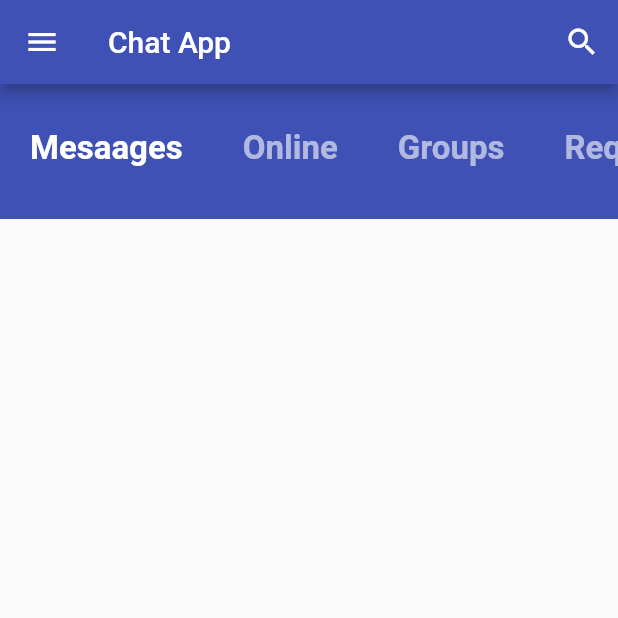
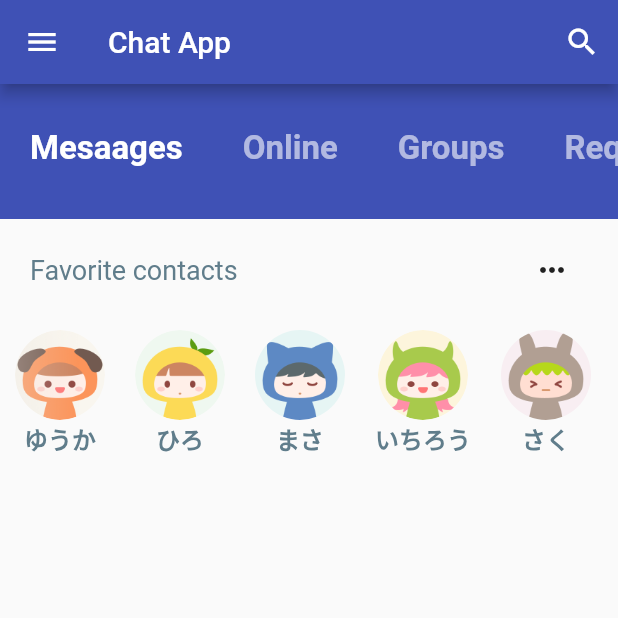
Before and after one commit to ramtiga/chat_ui, a Flutter app: the screen it shows after launch, on a phone screen of 412 x 824 dp, the top half of it. Run offline on Flutter 3.47's test engine with Material 2 defaults, Android fonts, the phone set to English and light mode, and no system bars; our stand-ins replace flutter_hooks, hooks_riverpod.

Commit message:
Add favorite

```diff
--- a/lib/models/message.dart
+++ b/lib/models/message.dart
@@ -11,24 +11,20 @@ class Message {
 }
 
 final User currentUser =
-    User(id: 0, name: 'Current User', imageUrl: 'assets/images/user0.jpg');
+    User(id: 0, name: 'Current User', imageUrl: 'assets/images/user0.png');
 
-final User user1 =
-    User(id: 1, name: 'User1', imageUrl: 'assets/images/user1.jpg');
+final User user1 = User(id: 1, name: 'まさ', imageUrl: 'assets/images/user1.png');
 final User user2 =
-    User(id: 2, name: 'User2', imageUrl: 'assets/images/user2.jpg');
+    User(id: 2, name: 'ゆうか', imageUrl: 'assets/images/user2.png');
 final User user3 =
-    User(id: 3, name: 'User3', imageUrl: 'assets/images/user3.jpg');
+    User(id: 3, name: 'たろう', imageUrl: 'assets/images/user3.png');
 final User user4 =
-    User(id: 4, name: 'User4', imageUrl: 'assets/images/user4.jpg');
-final User user5 =
-    User(id: 5, name: 'User5', imageUrl: 'assets/images/user5.jpg');
-final User user6 =
-    User(id: 6, name: 'User6', imageUrl: 'assets/images/user6.jpg');
-final User user7 =
-    User(id: 7, name: 'User7', imageUrl: 'assets/images/user7.jpg');
+    User(id: 4, name: 'いちろう', imageUrl: 'assets/images/user4.png');
+final User user5 = User(id: 5, name: 'ひろ', imageUrl: 'assets/images/user5.png');
+final User user6 = User(id: 6, name: 'さく', imageUrl: 'assets/images/user6.png');
+final User user7 = User(id: 7, name: 'まい', imageUrl: 'assets/images/user7.png');
 
-List<User> favorites = [user2, user5, user1, user7];
+List<User> favorites = [user2, user5, user1, user4, user6, user7];
 
 List<Message> chats = [
   Message(
--- /dev/null
+++ b/lib/pages/chat.dart
@@ -0,0 +1,9 @@
+import 'package:flutter/material.dart';
+import 'package:flutter_hooks/flutter_hooks.dart';
+
+class ChatPage extends HookWidget {
+  @override
+  Widget build(BuildContext context) {
+    return Scaffold();
+  }
+}
--- a/lib/pages/home.dart
+++ b/lib/pages/home.dart
@@ -1,3 +1,5 @@
+import 'package:chat_ui/models/message.dart';
+import 'package:chat_ui/pages/chat.dart';
 import 'package:flutter/material.dart';
 import 'package:flutter_hooks/flutter_hooks.dart';
 import 'package:hooks_riverpod/hooks_riverpod.dart';
@@ -50,6 +52,68 @@ class HomePage extends HookWidget {
               },
             ),
           ),
+          Container(
+            child: Padding(
+              padding: EdgeInsets.symmetric(vertical: 10.0),
+              child: Column(
+                children: [
+                  Padding(
+                    padding: EdgeInsets.symmetric(horizontal: 20.0),
+                    child: Row(
+                      mainAxisAlignment: MainAxisAlignment.spaceBetween,
+                      children: [
+                        Text("Favorite contacts",
+                            style: TextStyle(
+                              color: Colors.blueGrey,
+                              fontSize: 18.0,
+                            )),
+                        IconButton(
+                            icon: Icon(Icons.more_horiz), onPressed: () {})
+                      ],
+                    ),
+                  ),
+                  Container(
+                    height: 120.0,
+                    child: ListView.builder(
+                        scrollDirection: Axis.horizontal,
+                        itemCount: favorites.length,
+                        itemBuilder: (BuildContext context, int index) {
+                          return GestureDetector(
+                            onTap: () => Navigator.push(context,
+                                MaterialPageRoute(builder: (_) => ChatPage())),
+                            child: Padding(
+                              padding: EdgeInsets.all(10.0),
+                              child: Column(
+                                children: [
+                                  SizedBox(height: 6.0),
+                                  Container(
+                                    width: 60.0,
+                                    height: 60.0,
+                                    decoration: BoxDecoration(
+                                        shape: BoxShape.circle,
+                                        image: DecorationImage(
+                                            fit: BoxFit.fill,
+                                            image: AssetImage(
+                                                favorites[index].imageUrl))),
+                                  ),
+                                  Text(
+                                    favorites[index].name,
+                                    style: TextStyle(
+                                      color: Colors.blueGrey,
+                                      fontSize: 16.0,
+                                      fontWeight: FontWeight.w600,
+                                    ),
+                                  ),
+                                ],
+                              ),
+                            ),
+                          );
+                        }),
+                  ),
+                ],
+              ),
+            ),
+          ),
         ],
       ),
     );
```
Also changed, not shown: assets/images/user2.png (added), assets/images/user3.png (added), assets/images/user4.png (added), assets/images/user5.png (added), assets/images/user6.png (added), assets/images/user7.png (added).
